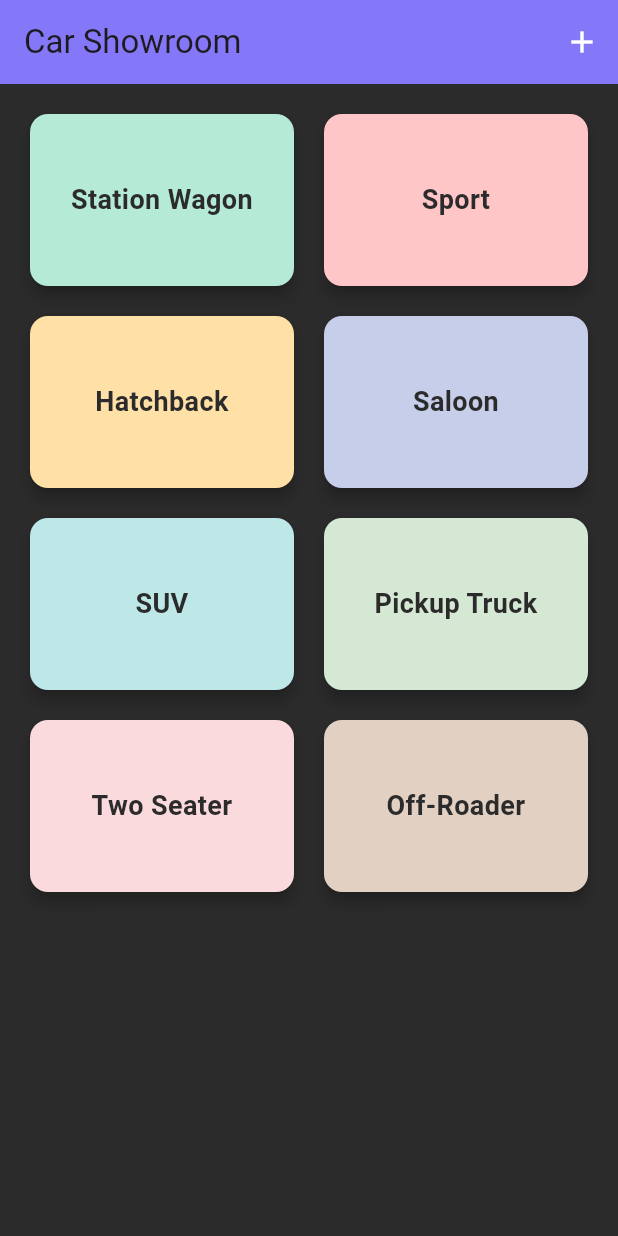
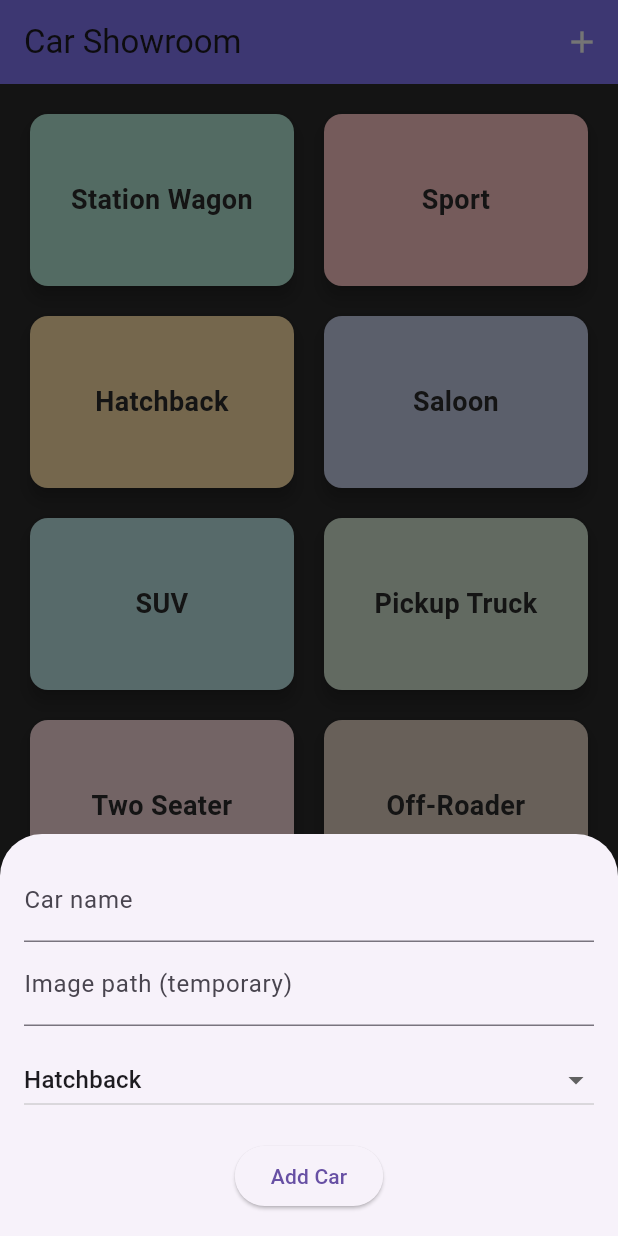
Before and after one commit to Mig-Val/carShowroomApp, a Flutter app: the screen it shows after launch, after a tap on the "add" icon, on a phone screen of 412 x 824 dp. Run offline on Flutter 3.47's test engine with Material 3 defaults, Android fonts, the phone set to English and light mode, and no system bars.

Commit message:
added the car creation overlay, image is text input for now

```diff
--- /dev/null
+++ b/lib/Screens/add_car.dart
@@ -0,0 +1,80 @@
+import 'package:flutter/material.dart';
+import '../Model/car.dart';
+
+class AddCar extends StatefulWidget {
+  final void Function(Car car) onAddCar;
+
+  const AddCar({super.key, required this.onAddCar});
+
+  @override
+  State<AddCar> createState() => _AddCarState();
+}
+
+class _AddCarState extends State<AddCar> {
+  final _nameController = TextEditingController();
+  final _imagePathController = TextEditingController();
+
+  Category _selectedCategory = Category.hatchBack;
+
+  void _submit() {
+    if (_nameController.text.trim().isEmpty ||
+        _imagePathController.text.trim().isEmpty) {
+      return;
+    }
+
+    widget.onAddCar(
+      Car(
+        name: _nameController.text.trim(),
+        category: _selectedCategory,
+        imagePath: _imagePathController.text.trim(),
+      ),
+    );
+
+    Navigator.of(context).pop();
+  }
+
+  @override
+  Widget build(BuildContext context) {
+    return Padding(
+      padding: EdgeInsets.fromLTRB(
+        16,
+        16,
+        16,
+        MediaQuery.of(context).viewInsets.bottom + 16,
+      ),
+      child: Column(
+        mainAxisSize: MainAxisSize.min,
+        children: [
+          TextField(
+            controller: _nameController,
+            decoration: const InputDecoration(labelText: 'Car name'),
+          ),
+          TextField(
+            controller: _imagePathController,
+            decoration: const InputDecoration(
+              labelText: 'Image path (temporary)',
+            ),
+          ),
+          const SizedBox(height: 12),
+          DropdownButton<Category>(
+            value: _selectedCategory,
+            isExpanded: true,
+            items: Category.values.map((category) {
+              return DropdownMenuItem(
+                value: category,
+                child: Text(categoryDisplayName(category)),
+              );
+            }).toList(),
+            onChanged: (value) {
+              setState(() {
+                _selectedCategory = value!;
+              });
+            },
+          ),
+          const SizedBox(height: 16),
+          ElevatedButton(onPressed: _submit, child: const Text('Add Car')),
+        ],
+      ),
+    );
+  }
+}
--- a/lib/Screens/categories_screen.dart
+++ b/lib/Screens/categories_screen.dart
@@ -1,22 +1,45 @@
 import 'package:flutter/material.dart';
 import '../Model/car.dart';
 import 'cars_screen.dart';
+import '../Data/dummy_data.dart';
+import 'add_car.dart';
 
-class CategoriesScreen extends StatelessWidget {
+class CategoriesScreen extends StatefulWidget {
   const CategoriesScreen({super.key});
+
+  @override
+  State<CategoriesScreen> createState() => _CategoriesScreenState();
+}
+
+class _CategoriesScreenState extends State<CategoriesScreen> {
+  void _openAddCar() {
+    showModalBottomSheet(
+      context: context,
+      isScrollControlled: true,
+      builder: (_) {
+        return AddCar(
+          onAddCar: (car) {
+            setState(() {
+              dummyCars.add(car);
+            });
+          },
+        );
+      },
+    );
+  }
 
   @override
   Widget build(BuildContext context) {
     final categories = Category.values;
 
     return Scaffold(
-      backgroundColor: const Color(0xFF2B2B2B), // dark gray
+      backgroundColor: const Color(0xFF2B2B2B),
       appBar: AppBar(
         backgroundColor: const Color.fromARGB(255, 132, 119, 248),
         title: const Text('Car Showroom'),
         actions: [
           IconButton(
-            onPressed: () {},
+            onPressed: _openAddCar,
             icon: const Icon(Icons.add, color: Colors.white),
           ),
         ],
```
